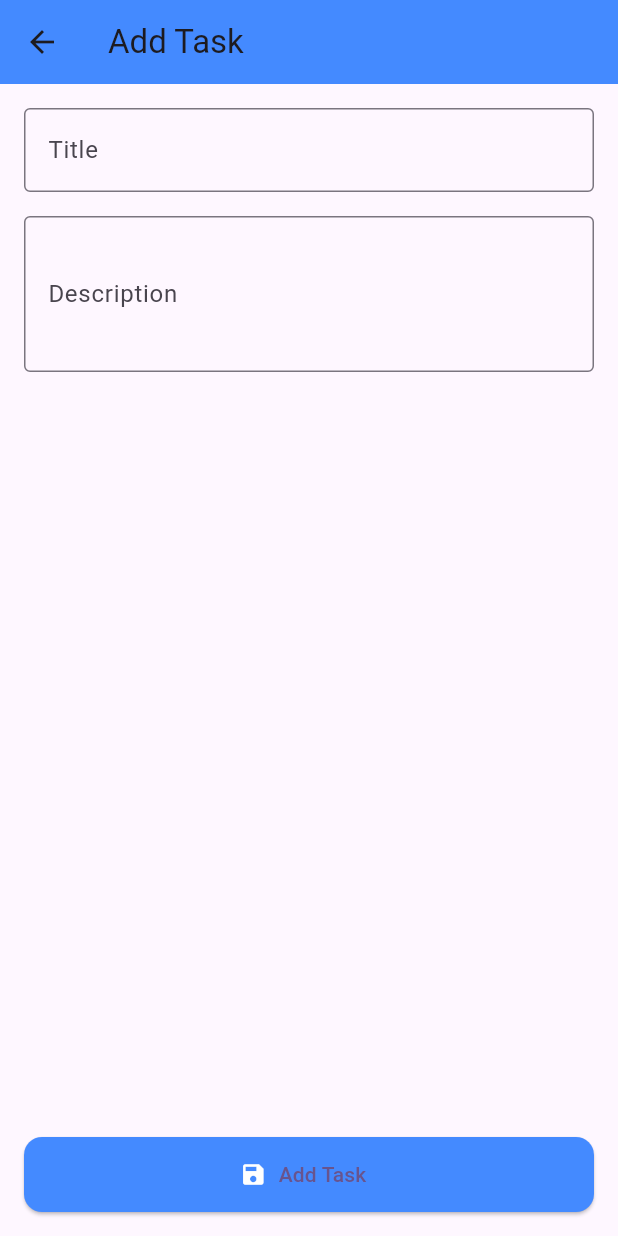
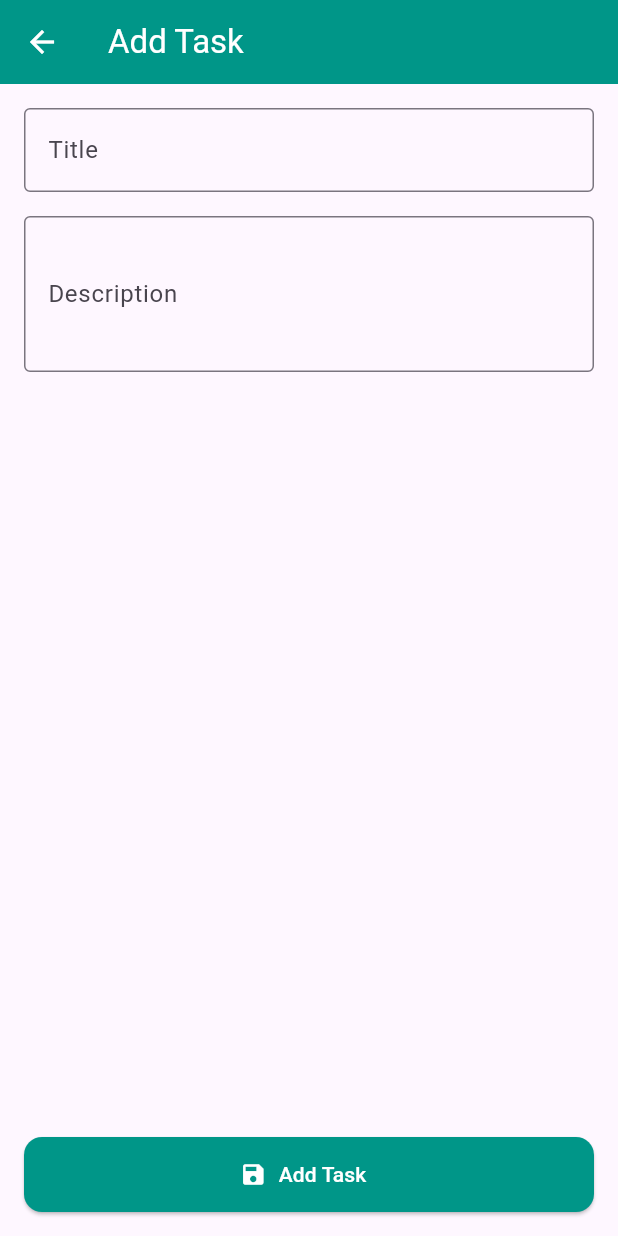
Before and after one commit to mhaddi12/riverpod_todo, a Flutter app: the screen it shows once a user with an empty profile is signed in, after a tap on "New Task", on a phone screen of 412 x 824 dp. Run offline on Flutter 3.47's test engine with Material 3 defaults, Android fonts, the light colour scheme and no system bars; our stand-ins replace cloud_firestore, firebase_auth, firebase_core, flutter_riverpod; accounts and stored records are empty.

Commit message:
make the color theme changes  and add check employee show only the manager

```diff
--- a/lib/views/assigned.dart
+++ b/lib/views/assigned.dart
@@ -4,6 +4,7 @@ import 'package:cloud_firestore/cloud_firestore.dart';
 import '../model/role.dart';
 import '../model/todo.dart';
 import '../provider/auth_provider.dart';
+import '../utils/colors.dart' show AppColors, textWhite;
 import '../view_model/todo.dart';
 
 class AddEditTaskPage extends ConsumerStatefulWidget {
@@ -38,8 +39,14 @@ class _AddEditTaskPageState extends ConsumerState<AddEditTaskPage> {
 
     return Scaffold(
       appBar: AppBar(
-        title: Text(widget.task == null ? "Add Task" : "Edit Task"),
-        backgroundColor: Colors.blueAccent,
+        leading: BackButton(color: AppColors.textWhite),
+        title: Text(
+          widget.task == null ? "Add Task" : "Edit Task",
+          style: TextStyle(color: AppColors.textWhite),
+        ),
+        backgroundColor: widget.role == UserRole.manager
+            ? Colors.blueAccent
+            : Colors.teal,
       ),
       body: Padding(
         padding: const EdgeInsets.all(16),
@@ -113,7 +120,9 @@ class _AddEditTaskPageState extends ConsumerState<AddEditTaskPage> {
           padding: const EdgeInsets.all(16),
           child: ElevatedButton.icon(
             style: ElevatedButton.styleFrom(
-              backgroundColor: Colors.blueAccent,
+              backgroundColor: widget.role == UserRole.manager
+                  ? Colors.blueAccent
+                  : Colors.teal,
               minimumSize: const Size(double.infinity, 50),
               shape: RoundedRectangleBorder(
                 borderRadius: BorderRadius.circular(12),
@@ -145,7 +154,10 @@ class _AddEditTaskPageState extends ConsumerState<AddEditTaskPage> {
               }
             },
             icon: const Icon(Icons.save, color: Colors.white),
-            label: Text(widget.task == null ? "Add Task" : "Update Task"),
+            label: Text(
+              widget.task == null ? "Add Task" : "Update Task",
+              style: TextStyle(color: AppColors.textWhite),
+            ),
           ),
         ),
       ),
--- a/lib/views/home.dart
+++ b/lib/views/home.dart
@@ -31,11 +31,14 @@ class HomeView extends ConsumerWidget {
             ? Colors.blueAccent
             : Colors.teal,
         actions: [
+          if (role == UserRole.manager)
             IconButton(
               onPressed: () {
                 Navigator.push(
                   context,
-                MaterialPageRoute(builder: (_) => const EmployeeListView()),
+                  MaterialPageRoute(
+                    builder: (_) => EmployeeListView(role: role),
+                  ),
                 );
               },
               icon: const Icon(Icons.person, color: AppColors.textWhite),
@@ -99,7 +102,9 @@ class HomeView extends ConsumerWidget {
 
       // ✅ FAB
       floatingActionButton: FloatingActionButton.extended(
-        backgroundColor: Colors.blueAccent,
+        backgroundColor: role == UserRole.manager
+            ? Colors.blueAccent
+            : Colors.teal,
         onPressed: () {
           Navigator.push(
             context,
```
Also changed, not shown: lib/views/employee.dart (+6 -2 lines). Lines whose indentation alone changed are shown as unchanged.
